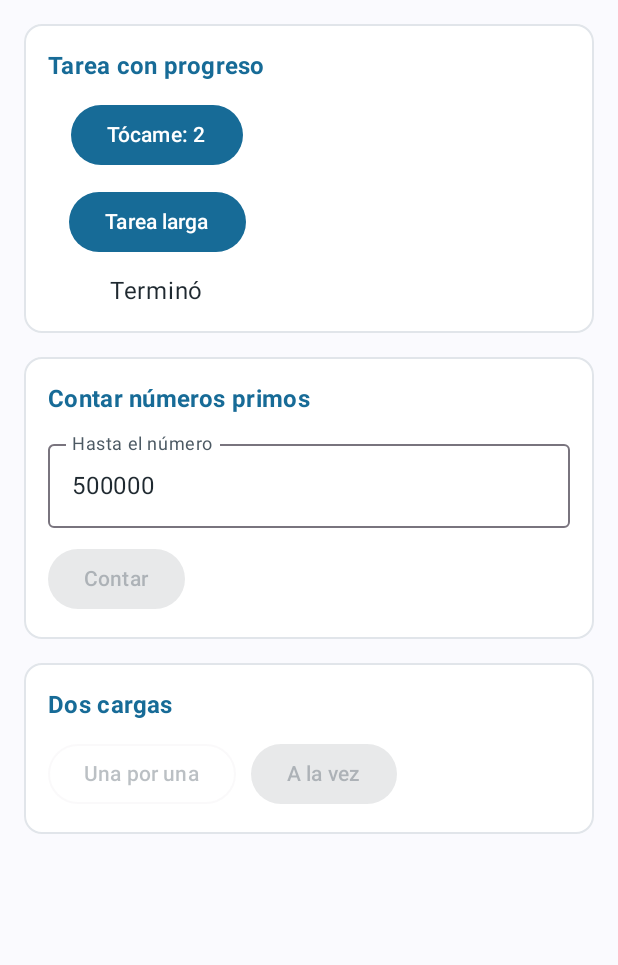
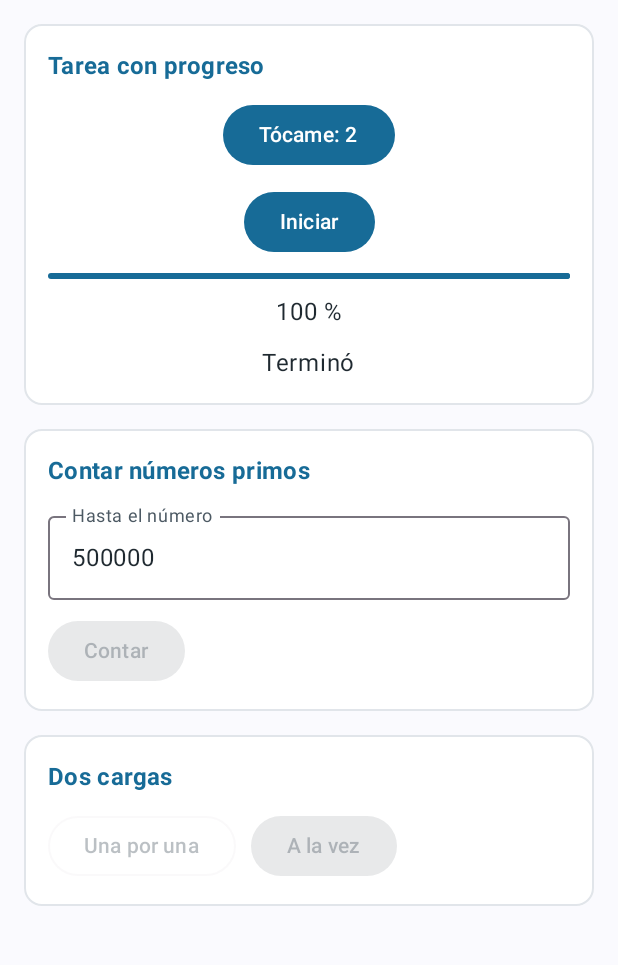
Before and after one commit to Daniellaln/CentroTareasLeon, an Android app built with Jetpack Compose: the screen it shows after launch (MainActivity), after a tap on an icon or button, on a phone screen of 412 x 824 dp, the part 96-1061 px from its top. Run offline under Robolectric (Android 15) with nearby library versions, the phone set to English and light mode, and no system bars; 2 other taps on this screen came first.

Commit message:
feat(progreso): agrega barra de progreso con StateFlow

```diff
--- a/app/src/main/java/com/leon/centrotareas/ui/PantallaTareas.kt
+++ b/app/src/main/java/com/leon/centrotareas/ui/PantallaTareas.kt
@@ -24,14 +24,17 @@ import com.leon.centrotareas.viewmodel.TareasViewModel
     val carga by vm.carga.collectAsStateWithLifecycle()
     var toques by rememberSaveable { mutableIntStateOf(0) }
     var numero by rememberSaveable { mutableStateOf("500000") }
+    val progreso by vm.progreso.collectAsStateWithLifecycle()
     Scaffold(topBar={ TopAppBar(title={ Text("CentroTareas",fontWeight=FontWeight.Bold) },colors=TopAppBarDefaults.topAppBarColors(containerColor=MaterialTheme.colorScheme.primary,titleContentColor=MaterialTheme.colorScheme.onPrimary)) }) { margen ->
         Column(Modifier.fillMaxSize().padding(margen).padding(horizontal=16.dp).verticalScroll(rememberScrollState()),verticalArrangement=Arrangement.spacedBy(16.dp)) {
             Spacer(Modifier.height(0.dp))
             Seccion("Tarea con progreso") {
                 Button(onClick={ toques++ },modifier=Modifier.align(Alignment.CenterHorizontally)) { Text("Tócame: $toques") }
                 Row(horizontalArrangement=Arrangement.spacedBy(10.dp),modifier=Modifier.align(Alignment.CenterHorizontally)) {
-                    Button(onClick=vm::tareaLarga) { Text("Tarea larga") }
+                    Button(onClick=vm::tareaLarga) { Text("Iniciar") }
                 }
+                LinearProgressIndicator(progress={ progreso },modifier=Modifier.fillMaxWidth())
+                Text("${(progreso*100).toInt()} %",Modifier.align(Alignment.CenterHorizontally))
                 Text(mensaje,Modifier.align(Alignment.CenterHorizontally))
             }
             Seccion("Contar números primos") {
--- a/app/src/main/java/com/leon/centrotareas/viewmodel/TareasViewModel.kt
+++ b/app/src/main/java/com/leon/centrotareas/viewmodel/TareasViewModel.kt
@@ -13,13 +13,16 @@ class TareasViewModel(private val repo:TareasRepository):ViewModel() {
     val primos:StateFlow<PrimosUi> = _primos.asStateFlow()
     private val _carga=MutableStateFlow<CargaUi>(CargaUi.Inicial)
     val carga:StateFlow<CargaUi> = _carga.asStateFlow()
+    private val _progreso=MutableStateFlow(0f)
+    val progreso:StateFlow<Float> = _progreso.asStateFlow()
     fun tareaLarga() {
         viewModelScope.launch {
             _mensaje.value="Trabajando..."
             Log.d("HILO","Antes: ${Thread.currentThread().name}")
+            _progreso.value=0f
             withContext(Dispatchers.Default) {
                 Log.d("HILO","Dentro: ${Thread.currentThread().name}")
-                delay(4000)
+                for(i in 1..100) { delay(40);_progreso.value=i/100f }
             }
             Log.d("HILO","Después: ${Thread.currentThread().name}")
             _mensaje.value="Terminó"
```
